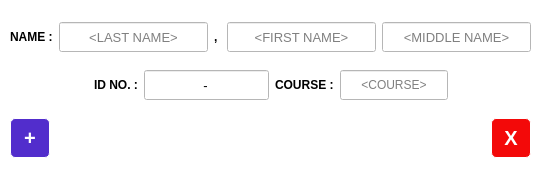
Qt form gui/uiaddstudent.ui (drichardcarl/StudentRecord) before a commit.
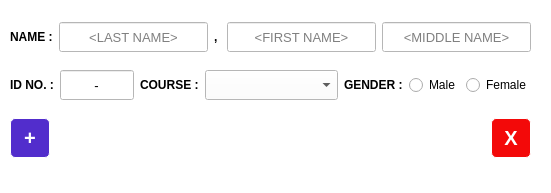
The same form after that commit.

```diff
--- a/gui/uiaddstudent.ui
+++ b/gui/uiaddstudent.ui
@@ -256,10 +256,10 @@
        </widget>
       </item>
       <item>
-       <widget class="QLineEdit" name="txtCourse">
+       <widget class="QComboBox" name="cbxCourse">
         <property name="minimumSize">
          <size>
-          <width>0</width>
+          <width>133</width>
           <height>30</height>
          </size>
         </property>
@@ -269,15 +269,6 @@
           <height>16777215</height>
          </size>
         </property>
-        <property name="inputMask">
-         <string/>
-        </property>
-        <property name="alignment">
-         <set>Qt::AlignCenter</set>
-        </property>
-        <property name="placeholderText">
-         <string>&lt;COURSE&gt;</string>
-        </property>
        </widget>
       </item>
       <item>
@@ -293,6 +284,35 @@
         </property>
        </spacer>
       </item>
+      <item>
+       <widget class="QLabel" name="lblIDNo_2">
+        <property name="font">
+         <font>
+          <family>Segoe UI</family>
+         </font>
+        </property>
+        <property name="text">
+         <string>&lt;html&gt;&lt;head/&gt;&lt;body&gt;&lt;p&gt;&lt;span style=&quot; font-weight:600;&quot;&gt;GENDER :&lt;/span&gt;&lt;/p&gt;&lt;/body&gt;&lt;/html&gt;</string>
+        </property>
+        <property name="textFormat">
+         <enum>Qt::RichText</enum>
+        </property>
+       </widget>
+      </item>
+      <item>
+       <widget class="QRadioButton" name="rbMale">
+        <property name="text">
+         <string>Male</string>
+        </property>
+       </widget>
+      </item>
+      <item>
+       <widget class="QRadioButton" name="rbFemale">
+        <property name="text">
+         <string>Female</string>
+        </property>
+       </widget>
+      </item>
      </layout>
     </item>
     <item>
```
Left out of the diff: 13 changed lines with no effect on the pictures.
